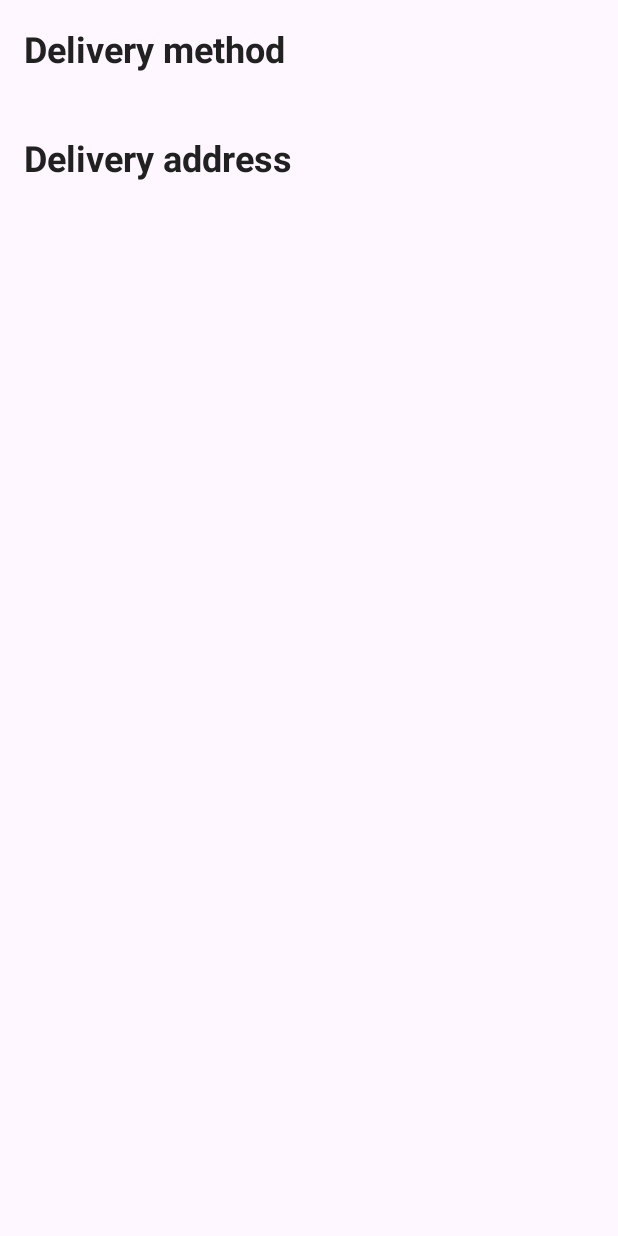
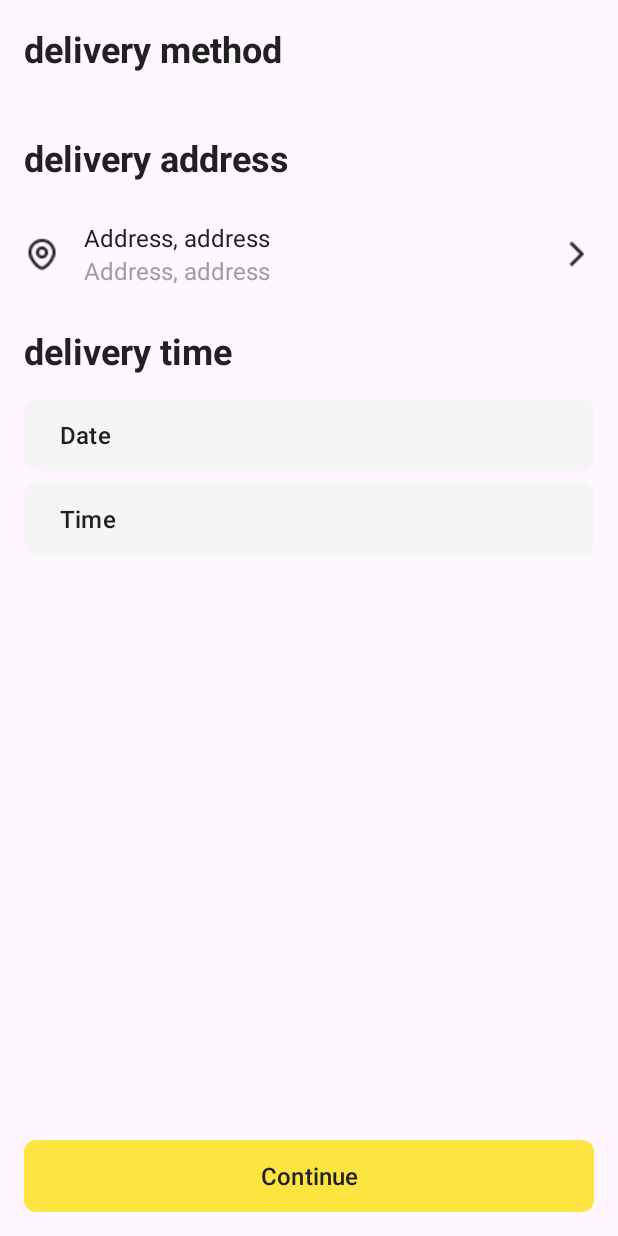
Before and after one commit to Amirelo/FurnitureStore, an Android app: the fragment CheckoutDeliveryFragment shown on its own in the app's theme, on a phone screen of 412 x 824 dp. Run offline under Robolectric (Android 15) with nearby library versions, the phone set to English and light mode, and no system bars; network calls fail.

Commit message:
layouts: checkout payment, checkout delivery, checkout completed, address item, border outline

```diff
--- a/app/src/main/res/layout/fragment_checkout_delivery.xml
+++ b/app/src/main/res/layout/fragment_checkout_delivery.xml
@@ -15,7 +15,7 @@
             android:layout_width="match_parent"
             android:layout_height="wrap_content"
             style="@style/textTitle"
-            android:text="Delivery method"/>
+            android:text="delivery method"/>
 
         <androidx.recyclerview.widget.RecyclerView
             android:id="@+id/rcDeliveryMethods"
@@ -27,8 +27,42 @@
             android:layout_width="match_parent"
             android:layout_height="wrap_content"
             style="@style/textTitle"
-            android:text="Delivery address"/>
+            android:text="delivery address"/>
+
+        <include layout="@layout/item_address"/>
+
+        <TextView
+            android:layout_width="match_parent"
+            android:layout_height="wrap_content"
+            style="@style/textTitle"
+            android:text="delivery time"/>
+
+        <com.google.android.material.button.MaterialButton
+            android:layout_width="match_parent"
+            android:layout_height="wrap_content"
+            android:layout_marginBottom="8dp"
+            style="@style/TertiaryButtonStyle"
+            android:textAlignment="viewStart"
+            android:text="Date"/>
+
+        <com.google.android.material.button.MaterialButton
+            android:layout_width="match_parent"
+            android:layout_height="wrap_content"
+            style="@style/TertiaryButtonStyle"
+            android:textAlignment="viewStart"
+            android:text="Time"/>
 
     </LinearLayout>
 
+    <com.google.android.material.button.MaterialButton
+        android:layout_width="match_parent"
+        android:layout_height="wrap_content"
+        android:layout_marginHorizontal="16dp"
+        android:layout_marginBottom="16dp"
+        style="@style/PrimaryButtonStyle"
+        android:layout_gravity="bottom"
+        android:text="Continue"/>
+
+
+
 </FrameLayout>
--- /dev/null
+++ b/app/src/main/res/layout/item_address.xml
@@ -0,0 +1,47 @@
+<?xml version="1.0" encoding="utf-8"?>
+<LinearLayout xmlns:android="http://schemas.android.com/apk/res/android"
+    android:layout_width="match_parent"
+    android:layout_height="wrap_content"
+    android:paddingVertical="10dp">
+
+    <ImageView
+        android:id="@+id/ivIcon"
+        android:layout_width="wrap_content"
+        android:layout_height="wrap_content"
+        android:layout_gravity="center_vertical"
+        android:layout_marginEnd="16dp"
+        android:src="@drawable/pin"/>
+
+    <LinearLayout
+        android:layout_width="0dp"
+        android:layout_height="wrap_content"
+        android:layout_weight="1"
+        android:orientation="vertical">
+        <TextView
+            android:id="@+id/tvAddress"
+            android:layout_width="wrap_content"
+            android:layout_height="wrap_content"
+            android:textSize="16sp"
+            android:maxLines="1"
+            android:text="Address, address"/>
+
+        <TextView
+            android:id="@+id/tvInfo"
+            android:layout_width="wrap_content"
+            android:layout_height="wrap_content"
+            android:textSize="16sp"
+            android:maxLines="1"
+            android:textColor="@color/gray_placeholder"
+            android:text="Address, address"/>
+
+    </LinearLayout>
+
+
+
+    <ImageView
+        android:layout_width="wrap_content"
+        android:layout_height="wrap_content"
+        android:layout_gravity="center_vertical"
+        android:src="@drawable/chevron_right"/>
+
+</LinearLayout>
--- a/app/src/main/res/values/themes.xml
+++ b/app/src/main/res/values/themes.xml
@@ -18,8 +18,22 @@
     <style name="PrimaryButtonStyle">
         <item name="android:background">@drawable/border_rounded_8</item>
         <item name="backgroundTint">@color/gold_400</item>
+        <item name="maxWidth">300dp</item>
         <item name="android:textColor">@color/black_text</item>
         <item name="android:textSize">16sp</item>
+    </style>
+
+    <style name="TertiaryButtonStyle">
+        <item name="android:background">@drawable/border_rounded_8</item>
+        <item name="backgroundTint">@color/gray_tab</item>
+        <item name="android:textColor">@color/black_text</item>
+        <item name="android:textSize">16sp</item>
+    </style>
+
+    <style name="outlineButtonStyle">
+        <item name="android:background">@drawable/border_outline_8</item>
+        <item name="android:textColor">@color/black_text</item>
+        <item name="backgroundTint">@color/black_text</item>
     </style>
 
     <style name="textTitle">
```
Also changed, not shown: app/src/main/java/com/example/furniturestore/CheckoutCompletedFragment.kt (added, +19 -0 lines), app/src/main/java/com/example/furniturestore/CheckoutPaymentFragment.kt (added, +18 -0 lines), app/src/main/res/drawable/border_outline_8.xml (added, +14 -0 lines), app/src/main/res/layout/dialog_addresses.xml (added, +31 -0 lines), app/src/main/res/layout/fragment_checkout_completed.xml (added, +25 -0 lines), app/src/main/res/layout/fragment_checkout_payment.xml (added, +37 -0 lines), app/src/main/res/layout/item_address_ckb.xml (added, +45 -0 lines), app/src/main/res/layout/item_payment_ckb.xml (added, +45 -0 lines).
